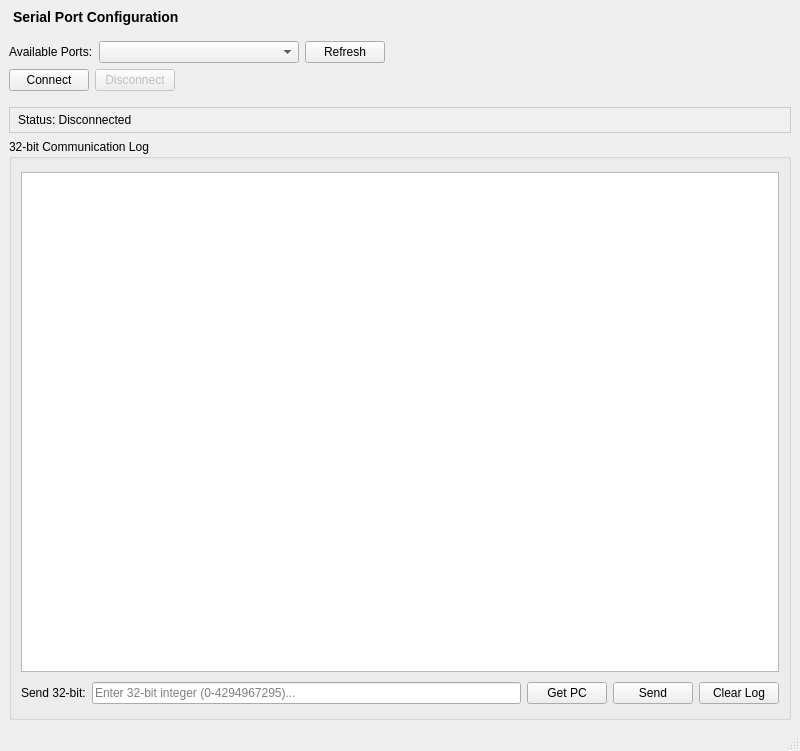
Old version of the form mainwindow.ui in the repository vicenteramirezp/Risc-V-Testing-app.
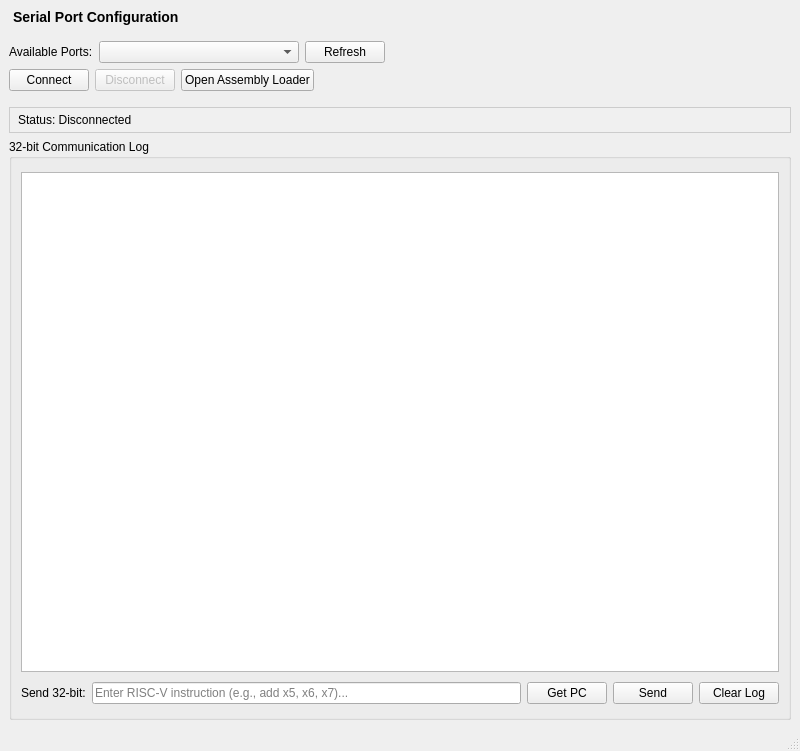
New version of the form.

Commit message: Added memory management and assembly file support

The edit to the form file:
```diff
--- a/mainwindow.ui
+++ b/mainwindow.ui
@@ -103,6 +103,19 @@
         </property>
        </widget>
       </item>
+      <item>
+       <widget class="QPushButton" name="openAssemblyLoaderButton">
+        <property name="minimumSize">
+         <size>
+          <width>120</width>
+          <height>0</height>
+         </size>
+        </property>
+        <property name="text">
+         <string>Open Assembly Loader</string>
+        </property>
+       </widget>
+      </item>
       <item>
        <spacer name="horizontalSpacer_2">
         <property name="orientation">
@@ -159,7 +172,7 @@
          <item>
           <widget class="QLineEdit" name="sendLineEdit">
            <property name="placeholderText">
-            <string>Enter 32-bit integer (0-4294967295)...</string>
+            <string>Enter RISC-V instruction (e.g., add x5, x6, x7)...</string>
            </property>
           </widget>
          </item>
```
The commit also changes 8 other files.
